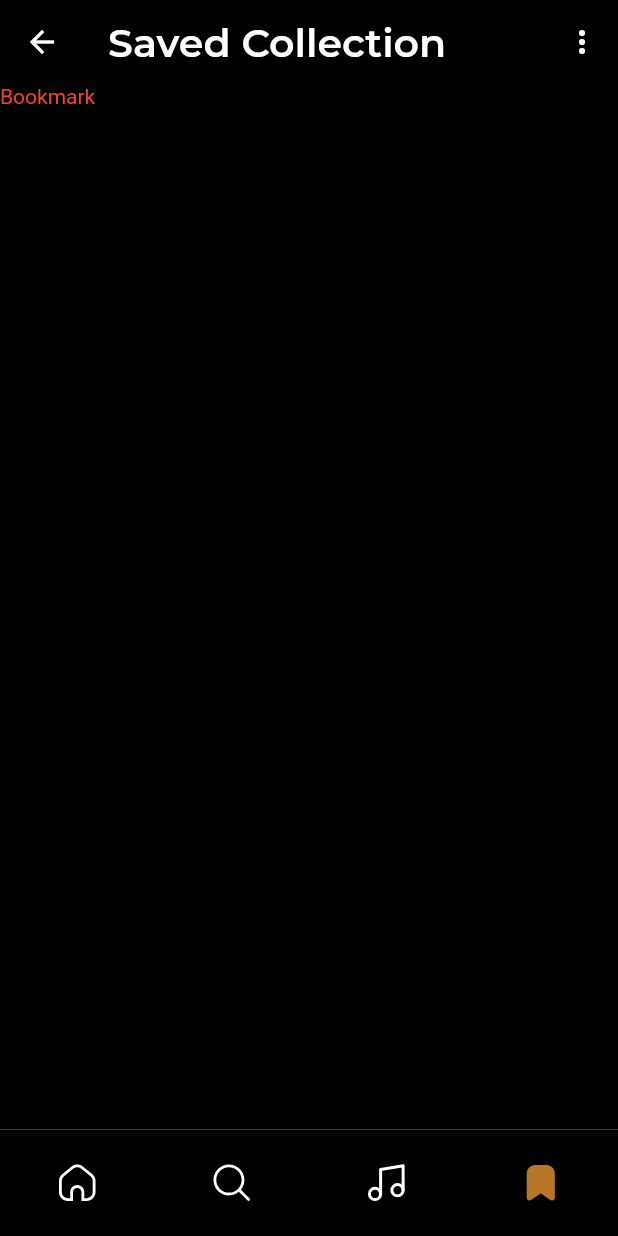
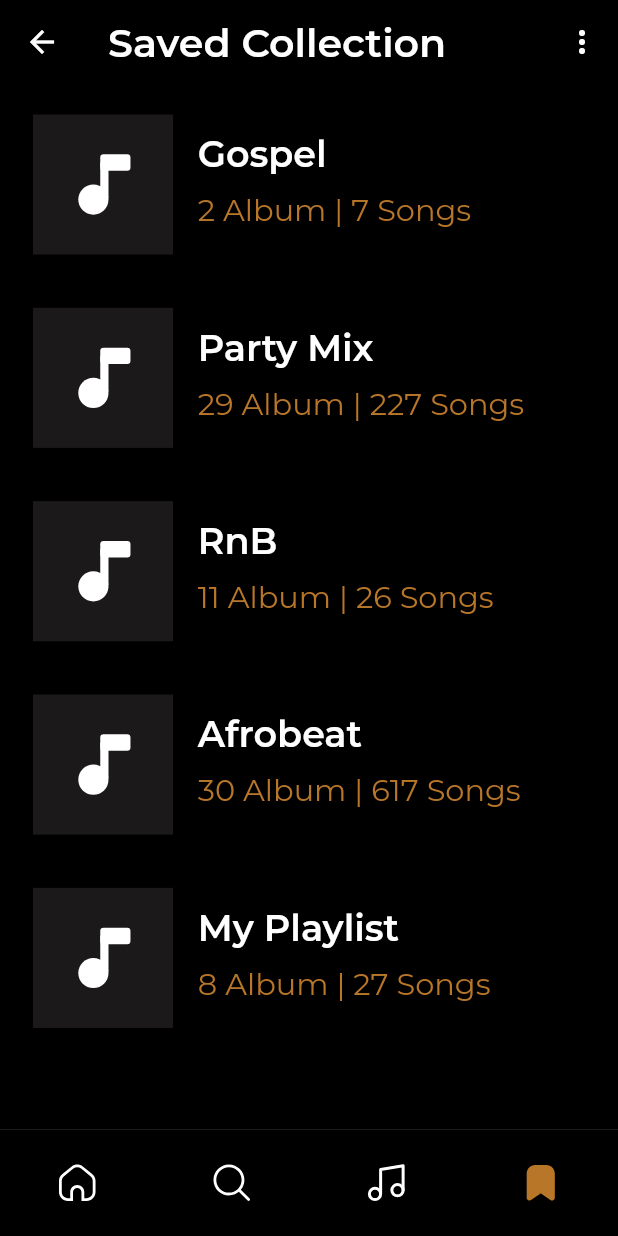
Before and after one commit to bukunmialuko/FlutterMusicAppUI, a Flutter app: the screen it shows after launch, item 4 of the bottom bar chosen, on a phone screen of 412 x 824 dp. Run offline on Flutter 3.47's test engine with Material 2 defaults, Android fonts, the phone set to English and light mode, and no system bars; our stand-ins replace flutter_screenutil, flutter_svg, get_it, google_fonts.

Commit message:
Worked on bookmark_screen

```diff
--- a/lib/res/assets.dart
+++ b/lib/res/assets.dart
@@ -22,4 +22,6 @@ class Assets {
   static const HEART_OUTLINED = "assets/svg/heart_outlined.svg";
 
   static const MISIC_LEVEL = "assets/png/music_level.png";
+
+  static const SONG = "assets/svg/song.svg";
 }
--- a/lib/screens/bookmark/bookmark_screen.dart
+++ b/lib/screens/bookmark/bookmark_screen.dart
@@ -1,6 +1,9 @@
 import 'package:flutter/material.dart';
 import 'package:flutter_screenutil/flutter_screenutil.dart';
+import 'package:flutter_svg/svg.dart';
 import 'package:google_fonts/google_fonts.dart';
+import 'package:music_app_ui/models/collection_model.dart';
+import 'package:music_app_ui/res/assets.dart';
 
 class BookMarkScreen extends StatefulWidget {
   final bool isCurrent;
@@ -12,6 +15,13 @@ class BookMarkScreen extends StatefulWidget {
 }
 
 class _BookMarkScreenState extends State<BookMarkScreen> {
+  List<CollectionModel> collection = [
+    CollectionModel(id: 1, title: 'Gospel', albums: 2, songs: 7),
+    CollectionModel(id: 2, title: 'Party Mix', albums: 29, songs: 227),
+    CollectionModel(id: 3, title: 'RnB', albums: 11, songs: 26),
+    CollectionModel(id: 4, title: 'Afrobeat', albums: 30, songs: 617),
+    CollectionModel(id: 5, title: 'My Playlist', albums: 8, songs: 27),
+  ];
   @override
   Widget build(BuildContext context) {
     return Offstage(
@@ -44,16 +54,72 @@ class _BookMarkScreenState extends State<BookMarkScreen> {
               ),
             ]),
         backgroundColor: Colors.black,
-          body: SafeArea(
+        body: ListView.separated(
+          padding: EdgeInsets.only(left: 20.w, right: 16.w, top: 20.h),
+          itemBuilder: (c, i) {
+            return SizedBox(
+              width: 85.w,
+              height: 85.w,
+              child: Row(
+                children: [
+                  Container(
+                    width: 85.w,
+                    height: 85.w,
+                    color: const Color(0xff1B1919),
+                    margin: EdgeInsets.only(right: 15.w),
+                    child: Center(
+                      child: SvgPicture.asset(
+                        Assets.SONG,
+                        height: 40.w,
+                        width: 40.w,
+                        fit: BoxFit.fill,
+                      ),
+                    ),
+                  ),
+                  Expanded(
                       child: Column(
+                    crossAxisAlignment: CrossAxisAlignment.start,
                     children: [
+                      SizedBox(height: 11.h),
                       Text(
-                  "Bookmark",
-                  style: TextStyle(color: Colors.red),
-                )
+                        collection[i].title,
+                        maxLines: 1,
+                        style: GoogleFonts.montserrat(
+                          textStyle: TextStyle(
+                            fontSize: 24.sp,
+                            color: Colors.white,
+                            fontStyle: FontStyle.normal,
+                            fontWeight: FontWeight.w600,
+                          ),
+                        ),
+                      ),
+                      SizedBox(height: 10.h),
+                      Text(
+                        "${collection[i].albums} Album | ${collection[i].songs} Songs",
+                        maxLines: 1,
+                        style: GoogleFonts.montserrat(
+                          textStyle: TextStyle(
+                            fontSize: 20.sp,
+                            color: const Color(0xffB87629),
+                            fontStyle: FontStyle.normal,
+                            fontWeight: FontWeight.w400,
+                          ),
+                        ),
+                      ),
+                    ],
+                  ))
                 ],
               ),
+            );
+          },
+          separatorBuilder: (c, i) {
+            return SizedBox(
+              height: 35.h,
+            );
+          },
+          itemCount: collection.length,
         ),
-        ));
+      ),
+    );
   }
 }
--- a/lib/screens/root/bottom_nav.dart
+++ b/lib/screens/root/bottom_nav.dart
@@ -1,8 +1,9 @@
+import 'dart:io';
+
 import 'package:flutter/material.dart';
 import 'package:flutter_screenutil/flutter_screenutil.dart';
 import 'package:flutter_svg/flutter_svg.dart';
 import 'package:music_app_ui/res/assets.dart';
-import 'dart:io';
 
 enum Tabs { home, search, playlist, saved }
 
@@ -62,7 +63,8 @@ class BottomNav extends StatelessWidget {
 
   @override
   Widget build(BuildContext context) {
-    return SizedBox(
+    return Container(
+      color: Colors.black,
       height: Platform.isIOS ? 85.h : 70.h,
       child: BottomNavigationBar(
           elevation: 0,
@@ -85,8 +87,7 @@ class BottomNav extends StatelessWidget {
     return BottomNavigationBarItem(
       icon: SvgPicture.asset(
           currentTab == tab ? tab.selectedIcon : tab.unSelectedIcon),
-      // ignore: deprecated_member_use
-      title: Text(tab.name),
+      label: tab.name,
     );
   }
 }
```
Also changed, not shown: 1 other file. Lines whose indentation alone changed are shown as unchanged.
